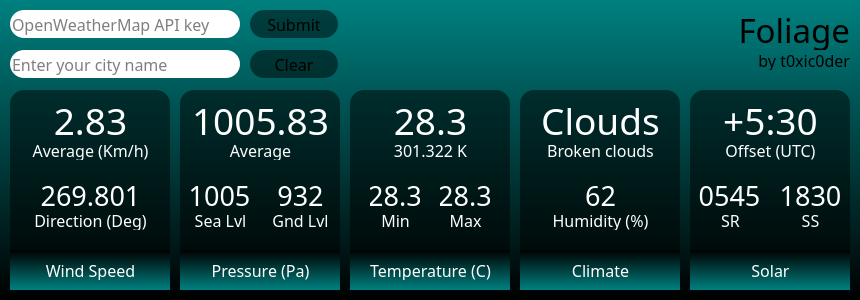
Qt form foliage.ui (gridhead/foliage) before a commit.
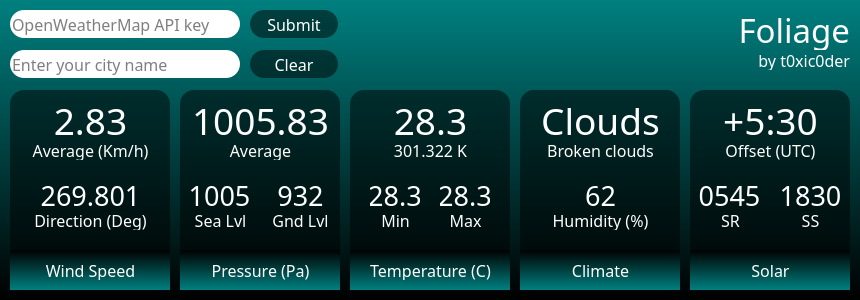
The same form after that commit.

What changed in the file:
```diff
--- a/foliage.ui
+++ b/foliage.ui
@@ -54,8 +54,8 @@
     <property name="styleSheet">
      <string notr="true">border: 2px white;
 border-radius: 14px;
-background-color:rgba(0,0,0,0.5)
-</string>
+background-color:rgba(0,0,0,0.5);
+color:white;</string>
     </property>
     <property name="text">
      <string>Submit</string>
@@ -80,7 +80,7 @@
      <string notr="true">border: 2px white;
 border-radius: 14px;
 background-color:rgba(0,0,0,0.5);
-</string>
+color:white;</string>
     </property>
     <property name="text">
      <string>Clear</string>
@@ -105,7 +105,8 @@
      </font>
     </property>
     <property name="styleSheet">
-     <string notr="true">background-color:rgba(0,0,0,0)</string>
+     <string notr="true">background-color:rgba(0,0,0,0);
+color:white;</string>
     </property>
     <property name="text">
      <string>Foliage</string>
@@ -130,7 +131,8 @@
      </font>
     </property>
     <property name="styleSheet">
-     <string notr="true">background-color:rgba(0,0,0,0)</string>
+     <string notr="true">background-color:rgba(0,0,0,0);
+color:white;</string>
     </property>
     <property name="text">
      <string>by t0xic0der</string>
```
